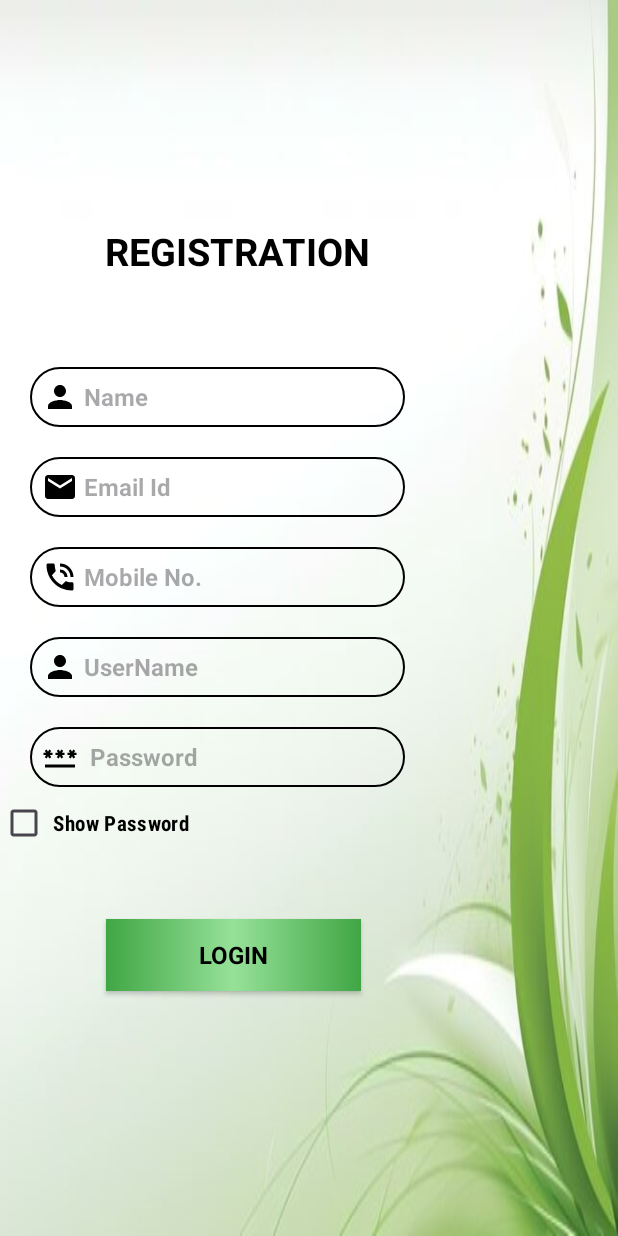
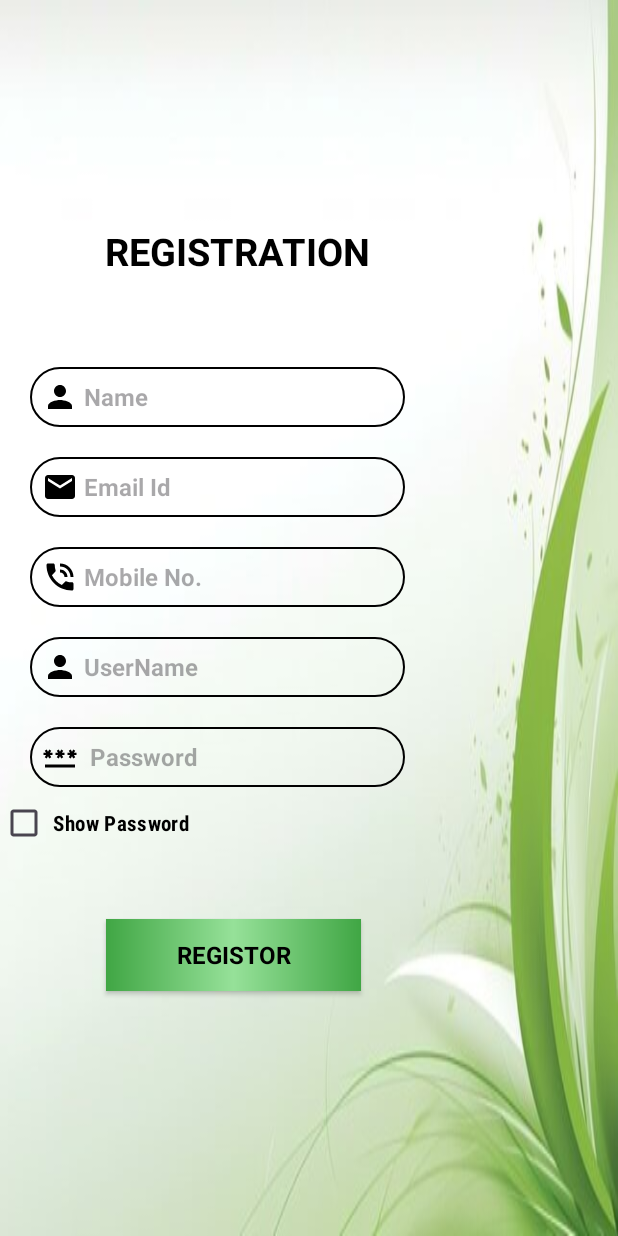
Before and after one commit to aadiiii2602/PGMate, an Android app: the RegistrationActivity screen opened directly, with no data from a screen before it, on a phone screen of 412 x 824 dp. Run offline under Robolectric (Android 15) with nearby library versions, the phone set to English and light mode, and no system bars; our stand-ins replace Firebase (no records; nobody signed in at launch, a user with empty details on screens opened directly); Roboto replaces fonts that are not available here.

Commit message:
Saloni  Login.xml add textcolor in Edittext and in Registration.xml add textcolor in Edittext and change button name and RegistrationActivity change a btnRegister code

```diff
--- a/app/src/main/res/layout/activity_login.xml
+++ b/app/src/main/res/layout/activity_login.xml
@@ -5,6 +5,7 @@
     android:layout_width="match_parent"
     android:layout_height="match_parent"
     tools:context=".LoginActivity"
+    android:layout_margin="16sp"
     android:orientation="vertical"
     android:background="@drawable/pgmate_background">
 
@@ -26,6 +27,7 @@
         android:id="@+id/etMyProfileUsername"
         android:layout_width="250dp"
         android:layout_height="40sp"
+        android:textColor="@color/black"
         android:hint=" UserName"
         android:textSize="16sp"
         android:textStyle="bold"
@@ -45,6 +47,7 @@
         android:hint="  Password"
         android:textSize="16sp"
         android:textStyle="bold"
+        android:textColor="@color/black"
         android:background="@drawable/pgloginshape"
         android:gravity="center_vertical"
         android:inputType="textPassword"
@@ -64,7 +67,7 @@
         android:textStyle="normal"
         android:fontFamily="@font/amarante"
         android:gravity="right"
-        android:layout_marginRight="140dp"
+        android:layout_marginRight="60dp"
         android:layout_marginTop="10dp"
         />
     <CheckBox
--- a/app/src/main/res/layout/activity_registration.xml
+++ b/app/src/main/res/layout/activity_registration.xml
@@ -27,6 +27,7 @@
         android:layout_height="40sp"
         android:hint=" Name"
         android:textSize="16sp"
+        android:textColor="@color/black"
         android:inputType="text"
         android:textStyle="bold"
         android:background="@drawable/pgloginshape"
@@ -43,6 +44,7 @@
         android:layout_height="40sp"
         android:hint=" Email Id"
         android:textSize="16sp"
+        android:textColor="@color/black"
         android:textStyle="bold"
         android:inputType="text"
         android:background="@drawable/pgloginshape"
@@ -61,6 +63,7 @@
         android:textSize="16sp"
         android:textStyle="bold"
         android:inputType="text"
+        android:textColor="@color/black"
         android:background="@drawable/pgloginshape"
         android:gravity="center_vertical"
         android:layout_marginTop="20dp"
@@ -76,6 +79,7 @@
         android:hint=" UserName"
         android:textSize="16sp"
         android:inputType="text"
+        android:textColor="@color/black"
         android:textStyle="bold"
         android:background="@drawable/pgloginshape"
         android:gravity="center_vertical"
@@ -94,6 +98,7 @@
         android:textSize="16sp"
         android:inputType="textPassword"
         android:textStyle="bold"
+        android:textColor="@color/black"
         android:background="@drawable/pgloginshape"
         android:gravity="center_vertical"
         android:layout_marginTop="20dp"
@@ -118,7 +123,7 @@
         android:layout_width="170dp"
         android:layout_height="wrap_content"
         android:id="@+id/btnLoginLogin"
-        android:text ="login"
+        android:text ="Registor"
         android:textColor="@color/black"
         android:background="@drawable/login_button_color"
         android:textStyle="bold"
```
Also changed, not shown: app/src/main/java/com/example/pgmate/RegistrationActivity.java (+5 -5 lines).
